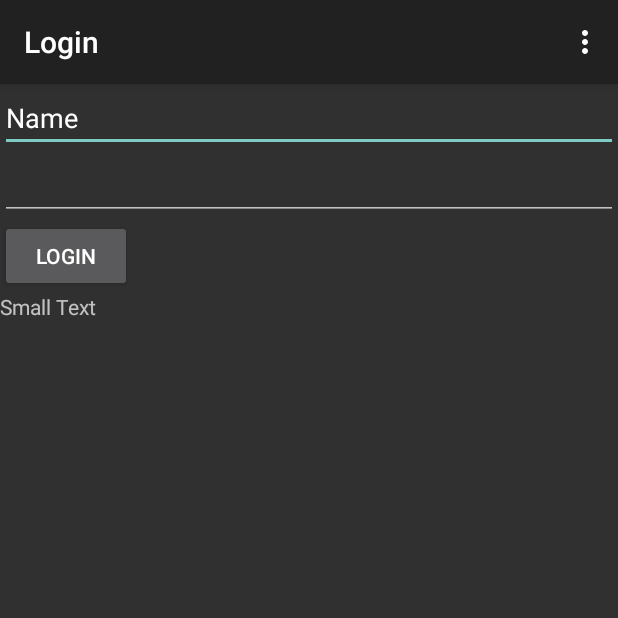
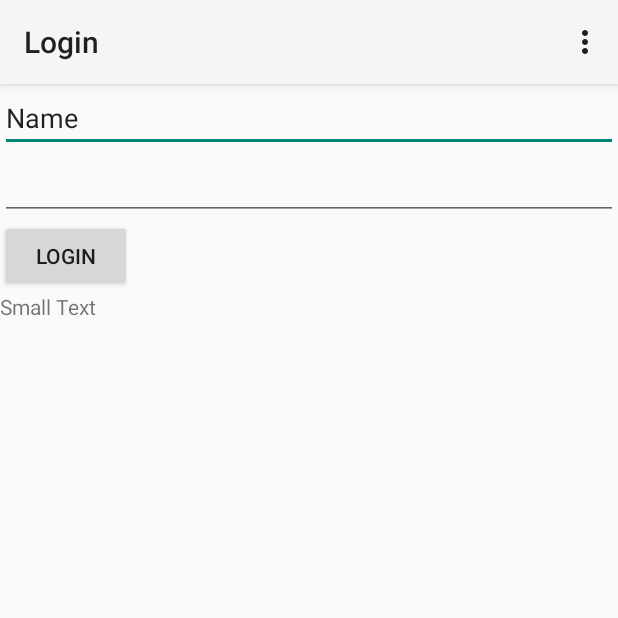
Before and after one commit to KathyLynne/ChowSense, an Android app: the LoginActivity screen opened directly, with no data from a screen before it, on a phone screen of 412 x 824 dp, the top half of it. Run offline under Robolectric (Android 15) with nearby library versions, the phone set to English and light mode, and no system bars; 1 statement that could not run was skipped.

Commit message:
Changed app theme to light.  Added notes and cleaned up initial code.

```diff
--- a/app/src/main/java/com/kathylynne/chowsense/app/LoginActivity.java
+++ b/app/src/main/java/com/kathylynne/chowsense/app/LoginActivity.java
@@ -6,15 +6,14 @@ import android.support.v7.app.ActionBarActivity;
 import android.view.Menu;
 import android.view.MenuItem;
 import android.view.View;
-import android.widget.Button;
 import android.widget.EditText;
 import android.widget.Toast;
 import com.parse.LogInCallback;
 import com.parse.Parse;
 import com.parse.ParseException;
 import com.parse.ParseUser;
-import com.facebook.Session;
-
+//import com.facebook.Session;
+//the above import will be used to connect to Facebook at a later date.
 /**
  * Created by Kate on 2015-03-16.
  */
@@ -24,7 +23,7 @@ public class LoginActivity extends ActionBarActivity {
         super.onCreate(savedInstanceState);
         setContentView(R.layout.activity_login);
         Parse.initialize(this, "qJwvg8qtJEb7FnzU1ygRwgdUkGp7Bgh2oV8m2yWP", "TTfQmmrAbfBFu9IGxOQb6oeSvEWLo8TliM6kgj8a");
-        Button login = (Button)findViewById(R.id.loginButton);
+
     }
 
 
@@ -49,7 +48,7 @@ public class LoginActivity extends ActionBarActivity {
 
         return super.onOptionsItemSelected(item);
     }
-
+    //method to allow the login click to ba actionable.  Referenced in the xml.
     public void loginClick(View v){
 
         String name = ((EditText)findViewById(R.id.userName)).getText().toString();
@@ -65,6 +64,7 @@ public class LoginActivity extends ActionBarActivity {
                     Toast.makeText(context, "Success!", Toast.LENGTH_SHORT).show();
                 } else {
                     // Signup failed. Look at the ParseException to see what happened.
+                    //This is presently working, should only present errors relevant to the user (ie wrong password)
                     Context context = getApplicationContext();
                     Toast.makeText(context, e.toString(), Toast.LENGTH_SHORT).show();
                 }
--- a/app/src/main/res/values/styles.xml
+++ b/app/src/main/res/values/styles.xml
@@ -1,7 +1,7 @@
 <resources>
 
     <!-- Base application theme. -->
-    <style name="AppTheme" parent="Theme.AppCompat">
+    <style name="AppTheme" parent="Theme.AppCompat.Light">
         <!-- Customize your theme here. -->
     </style>
 
```
Also changed, not shown: app/src/main/java/com/kathylynne/chowsense/app/RegisterActivity.java (+3 -6 lines), 1 other file.
